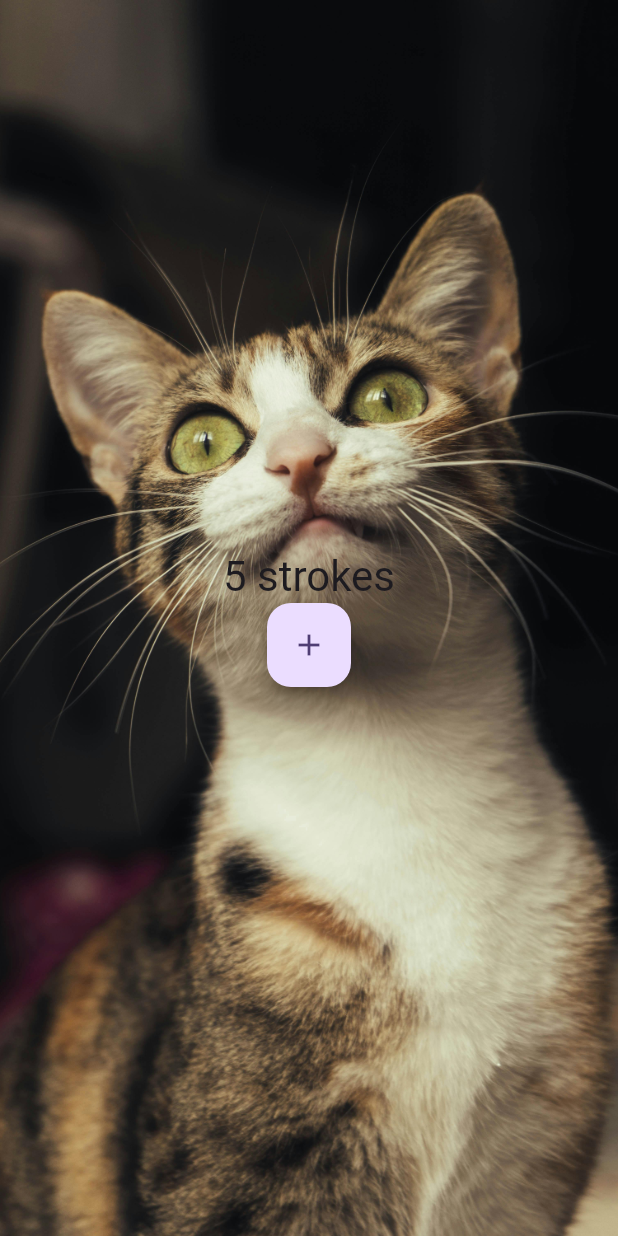
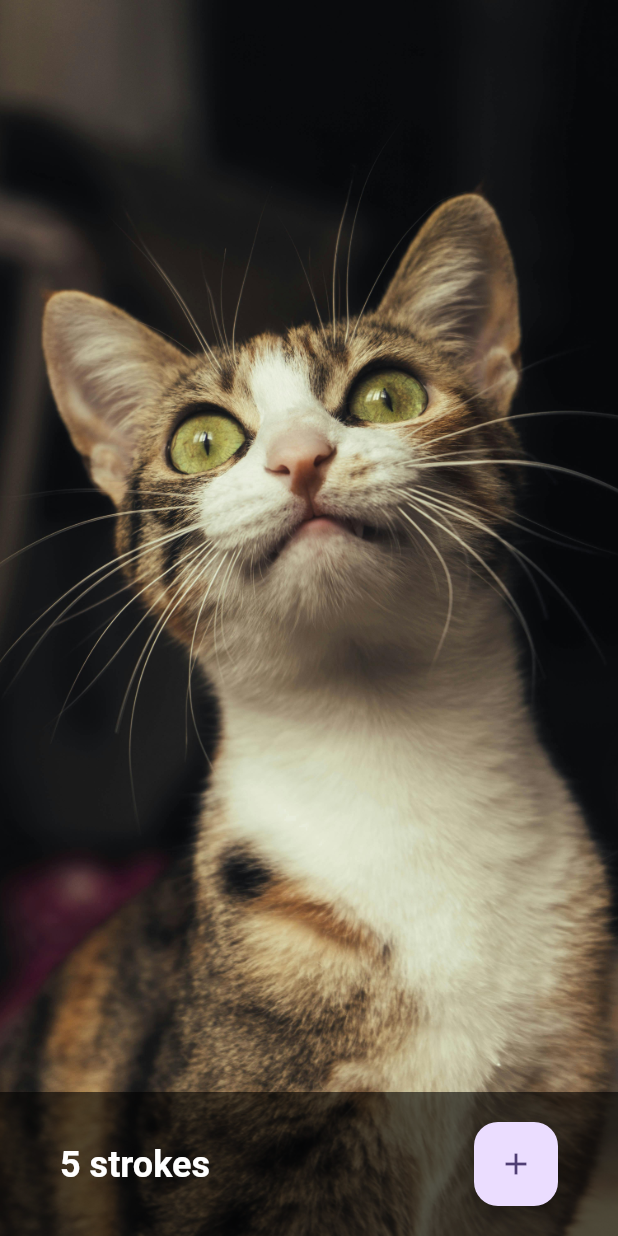
Before and after one commit to KrisHHFI/flutter_game, a Flutter app: the screen it shows after launch, on a phone screen of 412 x 824 dp. Run offline on Flutter 3.47's test engine with Material 3 defaults, Android fonts, the light colour scheme and no system bars.

Commit message:
Counter and button moved to a bottom bar. Some styling

```diff
--- a/lib/main.dart
+++ b/lib/main.dart
@@ -17,6 +17,13 @@ class MyApp extends StatelessWidget {
       theme: ThemeData(
         colorScheme: ColorScheme.fromSeed(seedColor: Colors.deepPurple),
         useMaterial3: true,
+        textTheme: const TextTheme(
+          headlineMedium: TextStyle(
+            fontSize: 24,
+            fontWeight: FontWeight.bold,
+            color: Colors.white,
+          ),
+        ),
       ),
       home: const MyHomePage(title: 'Cat App'),
     );
@@ -47,13 +54,19 @@ class _MyHomePageState extends State<MyHomePage> {
       body: Stack(
         children: <Widget>[
           const BackgroundImage(),
-          Center(
-            child: Column(
-              mainAxisAlignment: MainAxisAlignment.center,
-              children: <Widget>[
-                IncrementCounter(counter: _counter),
-                IncrementButton(onPressed: _incrementCounter),
-              ],
+          Align(
+            alignment: Alignment.bottomCenter,
+            child: Container(
+              padding:
+                  const EdgeInsets.symmetric(vertical: 20.0, horizontal: 40.0),
+              color: Colors.black.withOpacity(0.6),
+              child: Row(
+                mainAxisAlignment: MainAxisAlignment.spaceBetween,
+                children: <Widget>[
+                  IncrementCounter(counter: _counter),
+                  IncrementButton(onPressed: _incrementCounter),
+                ],
+              ),
             ),
           ),
         ],
```
